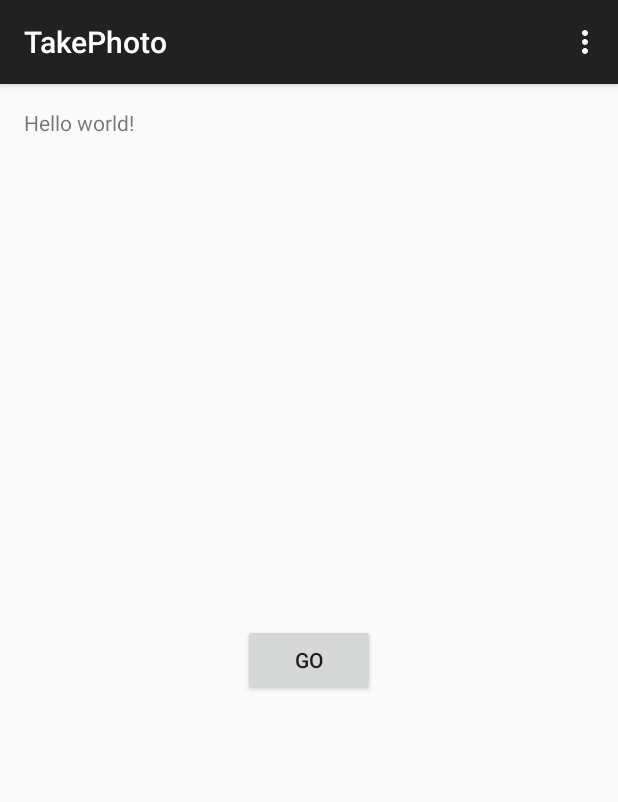
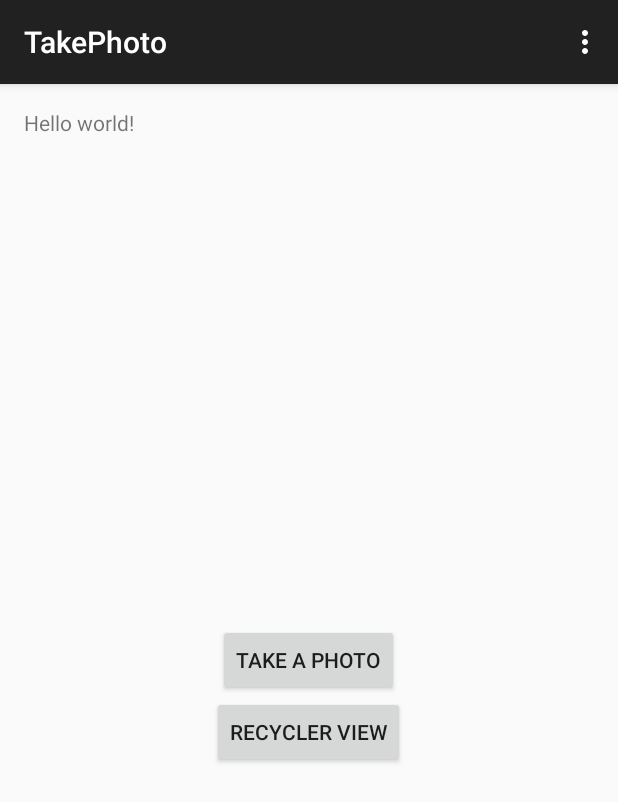
Before and after one commit to avadhutredekar/isandbox, an Android app: the screen it shows after launch (MainActivity), on a phone screen of 412 x 824 dp. Shown: the top 802 px of the screen. Run offline under Robolectric (Android 15) with nearby library versions, the phone set to English and light mode, and no system bars.

Commit message:
RecyclerView example

```diff
--- a/Android/TakePhoto/app/build.gradle
+++ b/Android/TakePhoto/app/build.gradle
@@ -23,4 +23,5 @@ dependencies {
     compile fileTree(dir: 'libs', include: ['*.jar'])
     compile 'com.android.support:appcompat-v7:21.0.3'
     compile 'com.mcxiaoke.volley:library:1.+'
+    compile 'com.android.support:recyclerview-v7:+'
 }
--- a/Android/TakePhoto/app/src/main/java/epam/com/takephoto/MainActivity.java
+++ b/Android/TakePhoto/app/src/main/java/epam/com/takephoto/MainActivity.java
@@ -19,11 +19,18 @@ public class MainActivity extends ActionBarActivity {
         super.onCreate(savedInstanceState);
         setContentView(R.layout.activity_main);
 
-        Button startPhotoActivity = (Button) findViewById(R.id.button);
-        startPhotoActivity.setOnClickListener(new View.OnClickListener() {
+        ((Button) findViewById(R.id.button)).setOnClickListener(new View.OnClickListener() {
             @Override
             public void onClick(View v) {
                 Intent intent = new Intent(getApplicationContext(), TakePhoto.class);
+                startActivity(intent);
+            }
+        });
+
+        ((Button) findViewById(R.id.button_recycler)).setOnClickListener(new View.OnClickListener() {
+            @Override
+            public void onClick(View v) {
+                Intent intent = new Intent(getApplicationContext(), RecyclerViewActivity.class);
                 startActivity(intent);
             }
         });
--- a/Android/TakePhoto/app/src/main/res/layout/activity_main.xml
+++ b/Android/TakePhoto/app/src/main/res/layout/activity_main.xml
@@ -13,9 +13,18 @@
     <Button
         android:layout_width="wrap_content"
         android:layout_height="wrap_content"
-        android:text="go"
+        android:text="take a photo"
         android:id="@+id/button"
         android:layout_centerVertical="true"
         android:layout_centerHorizontal="true" />
 
+    <Button
+        android:layout_width="wrap_content"
+        android:layout_height="wrap_content"
+        android:text="recycler view"
+        android:id="@+id/button_recycler"
+        android:layout_centerVertical="true"
+        android:layout_centerHorizontal="true"
+        android:layout_below="@+id/button" />
+
 </RelativeLayout>
--- a/Android/TakePhoto/app/src/main/res/values/strings.xml
+++ b/Android/TakePhoto/app/src/main/res/values/strings.xml
@@ -10,5 +10,6 @@
     <string name="take_picture">TAKE A PICTURE</string>
     <string name="preview">PREVIEW PICTURE</string>
     <string name="back">Back</string>
+    <string name="title_activity_recycler_view">RecyclerViewActivity</string>
 
 </resources>
```
Also changed, not shown: Android/TakePhoto/app/src/main/AndroidManifest.xml (+12 -6 lines), Android/TakePhoto/app/src/main/java/epam/com/takephoto/RecyclerViewActivity.java (added, +83 -0 lines), Android/TakePhoto/app/src/main/java/epam/com/takephoto/SquareRelativeLayout.java (added, +31 -0 lines), Android/TakePhoto/app/src/main/res/layout/activity_recycler_view.xml (added, +13 -0 lines), Android/TakePhoto/app/src/main/res/layout/recycler_item.xml (added, +13 -0 lines), Android/TakePhoto/app/src/main/res/menu/menu_recycler_view.xml (added, +7 -0 lines).
